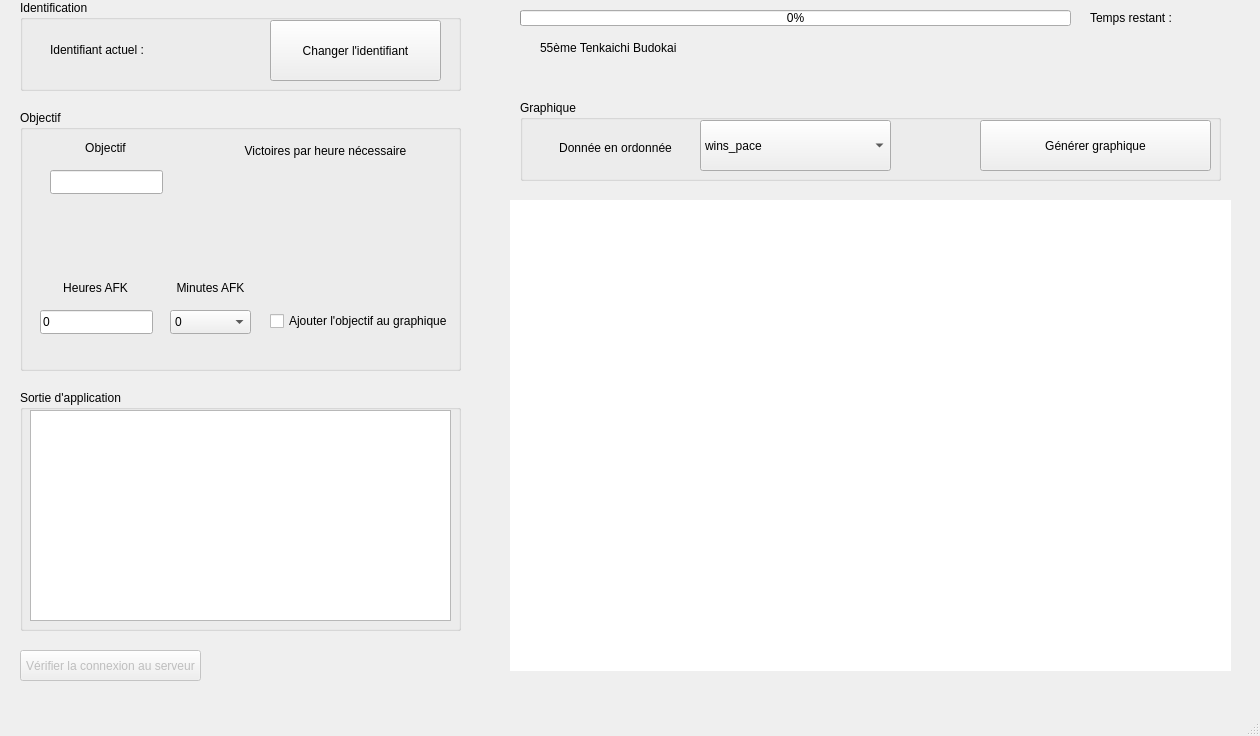
This is mainwindow.ui in darkruss48/Polar as Qt 5 draws it before an edit. The edited form follows.
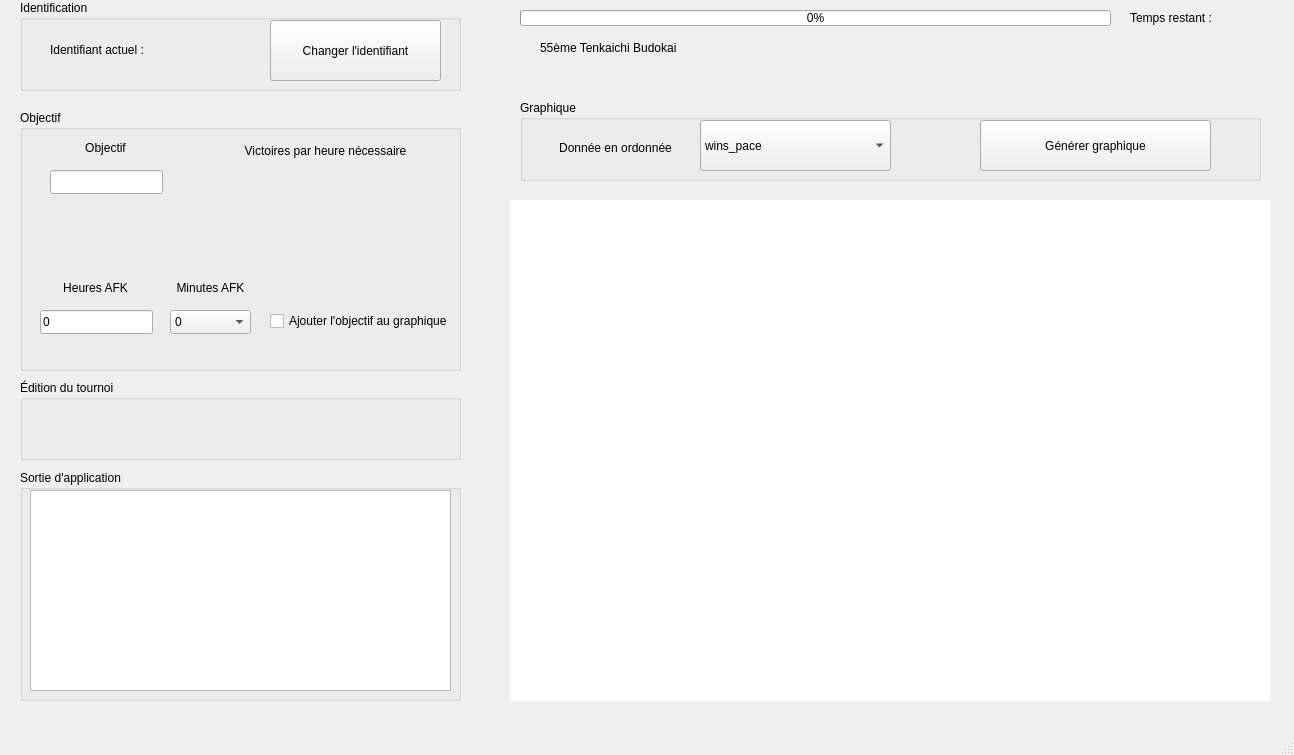
This is the edited form.

Commit message: Added previous wt support ; removed pushButton ; more fire particles

```diff
--- a/mainwindow.ui
+++ b/mainwindow.ui
@@ -9,67 +9,21 @@
    <rect>
     <x>0</x>
     <y>0</y>
-    <width>1260</width>
-    <height>736</height>
+    <width>1294</width>
+    <height>755</height>
    </rect>
   </property>
   <property name="windowTitle">
    <string notr="true">Polar</string>
   </property>
   <widget class="QWidget" name="centralwidget">
-   <widget class="QPushButton" name="pushButton">
-    <property name="enabled">
-     <bool>false</bool>
-    </property>
-    <property name="geometry">
-     <rect>
-      <x>20</x>
-      <y>650</y>
-      <width>181</width>
-      <height>31</height>
-     </rect>
-    </property>
-    <property name="mouseTracking">
-     <bool>false</bool>
-    </property>
-    <property name="tabletTracking">
-     <bool>false</bool>
-    </property>
-    <property name="acceptDrops">
-     <bool>false</bool>
-    </property>
-    <property name="autoFillBackground">
-     <bool>false</bool>
-    </property>
-    <property name="text">
-     <string>Vérifier la connexion au serveur</string>
-    </property>
-    <property name="checkable">
-     <bool>false</bool>
-    </property>
-    <property name="autoRepeat">
-     <bool>false</bool>
-    </property>
-    <property name="autoExclusive">
-     <bool>false</bool>
-    </property>
-    <property name="autoDefault">
-     <bool>false</bool>
-    </property>
-    <property name="default">
-     <bool>false</bool>
-    </property>
-    <property name="flat">
-     <bool>false</bool>
-    </property>
-   </widget>
    <widget class="QGraphicsView" name="graphiqueTest">
     <property name="geometry">
      <rect>
       <x>510</x>
       <y>200</y>
-      <width>721</width>
-      <height>471</height>
+      <width>761</width>
+      <height>501</height>
      </rect>
     </property>
     <property name="autoFillBackground">
@@ -271,7 +225,7 @@
      <rect>
       <x>520</x>
       <y>10</y>
-      <width>551</width>
+      <width>591</width>
       <height>16</height>
      </rect>
     </property>
@@ -282,7 +236,7 @@
    <widget class="QLabel" name="label_time_left">
     <property name="geometry">
      <rect>
-      <x>1090</x>
+      <x>1130</x>
       <y>10</y>
       <width>151</width>
       <height>16</height>
@@ -308,7 +262,7 @@
    <widget class="QLabel" name="label_tips">
     <property name="geometry">
      <rect>
-      <x>860</x>
+      <x>880</x>
       <y>40</y>
       <width>321</width>
       <height>61</height>
@@ -326,7 +280,7 @@
      <rect>
       <x>520</x>
       <y>100</y>
-      <width>701</width>
+      <width>741</width>
       <height>81</height>
      </rect>
     </property>
@@ -462,9 +416,9 @@
     <property name="geometry">
      <rect>
       <x>20</x>
-      <y>390</y>
+      <y>470</y>
       <width>441</width>
-      <height>241</height>
+      <height>231</height>
      </rect>
     </property>
     <property name="title">
@@ -476,7 +430,7 @@
        <x>10</x>
        <y>20</y>
        <width>421</width>
-       <height>211</height>
+       <height>201</height>
       </rect>
      </property>
      <property name="readOnly">
@@ -484,6 +438,32 @@
      </property>
     </widget>
    </widget>
+   <widget class="QGroupBox" name="groupBox_4">
+    <property name="geometry">
+     <rect>
+      <x>20</x>
+      <y>380</y>
+      <width>441</width>
+      <height>80</height>
+     </rect>
+    </property>
+    <property name="title">
+     <string>Édition du tournoi</string>
+    </property>
+    <widget class="QWidget" name="tbEditionPicker" native="true">
+     <property name="geometry">
+      <rect>
+       <x>10</x>
+       <y>20</y>
+       <width>421</width>
+       <height>51</height>
+      </rect>
+     </property>
+     <property name="toolTip">
+      <string>Choisir l'édition du Tenkaichi Budokai</string>
+     </property>
+    </widget>
+   </widget>
   </widget>
   <widget class="QStatusBar" name="statusbar"/>
   <widget class="QMenuBar" name="menubar">
```
Left out of the diff: 2 changed lines with no effect on the pictures. The commit also changes 8 other files.
